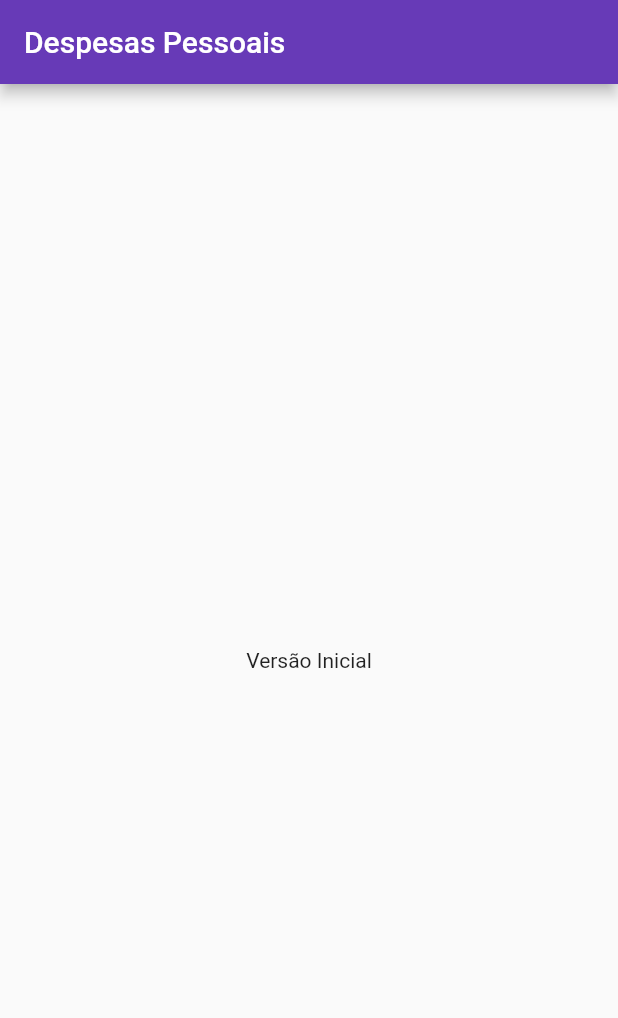
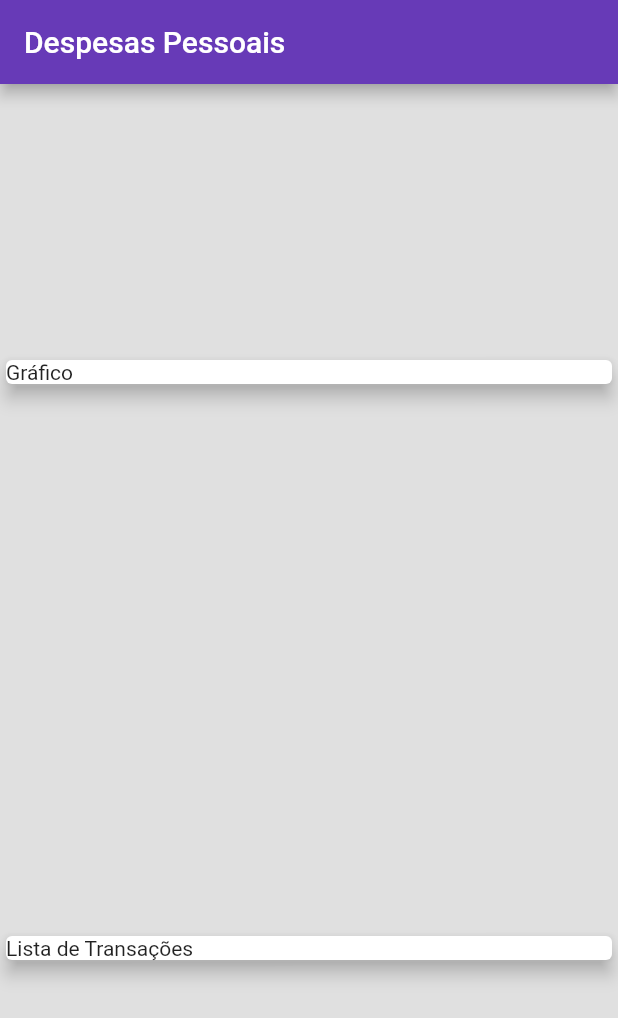
Before and after one commit to mlesouza/Curso-Flutter, a Flutter app: the screen it shows after launch, on a phone screen of 412 x 824 dp. Shown: the top 1018 px of the screen. Run offline on Flutter 3.47's test engine with Material 2 defaults, Android fonts, the phone set to English and light mode, and no system bars.

```diff
--- a/app-expenses/lib/main.dart
+++ b/app-expenses/lib/main.dart
@@ -1,3 +1,4 @@
+import 'package:expenses/models/transaction.dart';
 import 'package:flutter/material.dart';
 
 main() => runApp(ExpensesApp());
@@ -16,12 +17,41 @@ class ExpensesApp extends StatelessWidget {
 }
 
 class MyHomePage extends StatelessWidget {
+  final _transactions = [
+    Transaction(
+      id: 't1',
+      title: 'Novo Tênis de Corrida',
+      value: 30.76,
+      date: DateTime.now(),
+    ),
+  ];
+
   @override
   Widget build(BuildContext context) {
     return Scaffold(
-      appBar: AppBar(title: Text('Despesas Pessoais')),
-      body: Center(
-        child: Text('Versão Inicial'),
+      appBar: AppBar(
+        title: Text('Despesas Pessoais'),
+      ),
+      backgroundColor: Colors.grey.shade300,
+      body: Column(
+        mainAxisAlignment: MainAxisAlignment.spaceAround,
+        crossAxisAlignment: CrossAxisAlignment.stretch,
+        children: <Widget>[
+          Container(
+            width: double.infinity,
+            child: Card(
+              child: Text('Gráfico'),
+              elevation: 5,
+            ),
+          ),
+          Container(
+            width: double.infinity,
+            child: Card(
+              elevation: 5,
+              child: Text('Lista de Transações'),
+            ),
+          )
+        ],
       ),
     );
   }
--- /dev/null
+++ b/app-expenses/lib/models/transaction.dart
@@ -0,0 +1,15 @@
+import 'package:flutter/foundation.dart';
+
+class Transaction {
+  final String id;
+  final String title;
+  final double value;
+  final DateTime date;
+
+  Transaction({
+    @required this.id,
+    @required this.title,
+    @required this.value,
+    @required this.date,
+  });
+}
```
